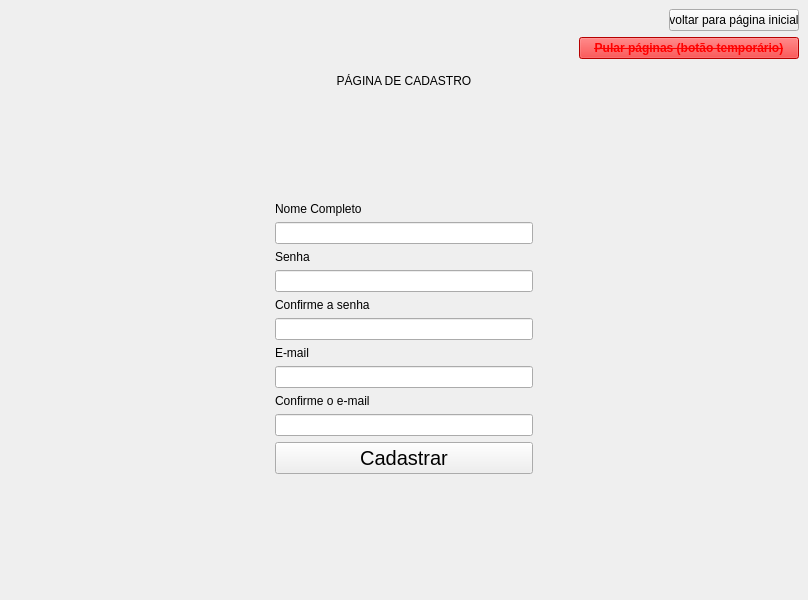
Qt form App/Desenvolvimento/src/main/python/mainUi.ui (wesleyrodrigues/TCC) before a commit.
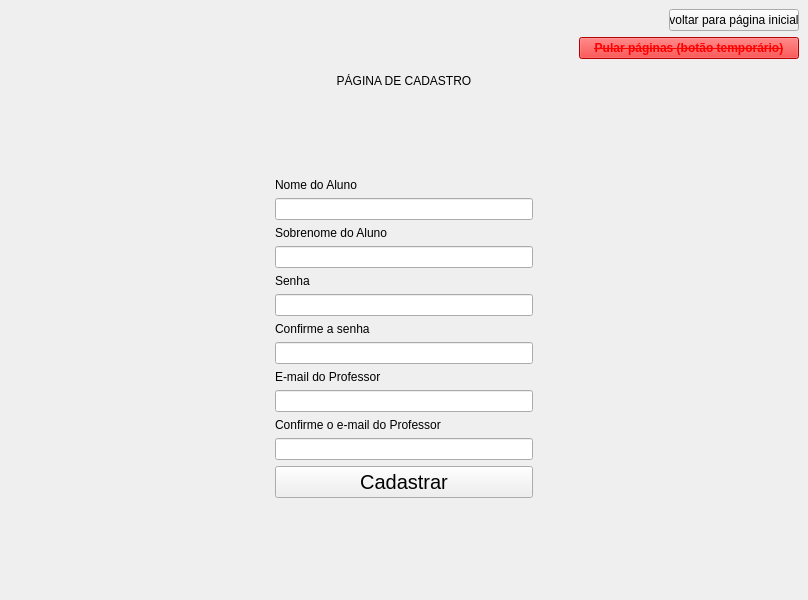
The same form after that commit. The open tabs and pages were chosen to show the change.

Commit message: Mudanças de como será o cadastro e mudanças nos nomes das telas

The edit to the form file:
```diff
--- a/App/Desenvolvimento/src/main/python/mainUi.ui
+++ b/App/Desenvolvimento/src/main/python/mainUi.ui
@@ -218,12 +218,30 @@
                 <item>
                  <widget class="QLabel" name="lnome">
                   <property name="text">
-                   <string>Nome Completo</string>
+                   <string>Nome do Aluno</string>
                   </property>
                  </widget>
                 </item>
                 <item>
-                 <widget class="QLineEdit" name="input_nome"/>
+                 <widget class="QLineEdit" name="input_nome">
+                  <property name="inputMethodHints">
+                   <set>Qt::ImhUrlCharactersOnly</set>
+                  </property>
+                 </widget>
+                </item>
+                <item>
+                 <widget class="QLabel" name="lsobrenome">
+                  <property name="text">
+                   <string>Sobrenome do Aluno</string>
+                  </property>
+                 </widget>
+                </item>
+                <item>
+                 <widget class="QLineEdit" name="input_sobrenome">
+                  <property name="inputMethodHints">
+                   <set>Qt::ImhUrlCharactersOnly</set>
+                  </property>
+                 </widget>
                 </item>
                 <item>
                  <widget class="QLabel" name="lsenha">
@@ -233,7 +251,11 @@
                  </widget>
                 </item>
                 <item>
-                 <widget class="QLineEdit" name="input_senha"/>
+                 <widget class="QLineEdit" name="input_senha">
+                  <property name="echoMode">
+                   <enum>QLineEdit::Password</enum>
+                  </property>
+                 </widget>
                 </item>
                 <item>
                  <widget class="QLabel" name="lconfsenha">
@@ -243,12 +265,16 @@
                  </widget>
                 </item>
                 <item>
-                 <widget class="QLineEdit" name="input_conf_senha"/>
+                 <widget class="QLineEdit" name="input_conf_senha">
+                  <property name="echoMode">
+                   <enum>QLineEdit::Password</enum>
+                  </property>
+                 </widget>
                 </item>
                 <item>
                  <widget class="QLabel" name="lemail">
                   <property name="text">
-                   <string>E-mail</string>
+                   <string>E-mail do Professor</string>
                   </property>
                  </widget>
                 </item>
@@ -258,7 +284,7 @@
                 <item>
                  <widget class="QLabel" name="lconfemail">
                   <property name="text">
-                   <string>Confirme o e-mail</string>
+                   <string>Confirme o e-mail do Professor</string>
                   </property>
                  </widget>
                 </item>
```
Left out of the diff: 40 changed lines with no effect on the pictures. The commit also changes 3 other files.
